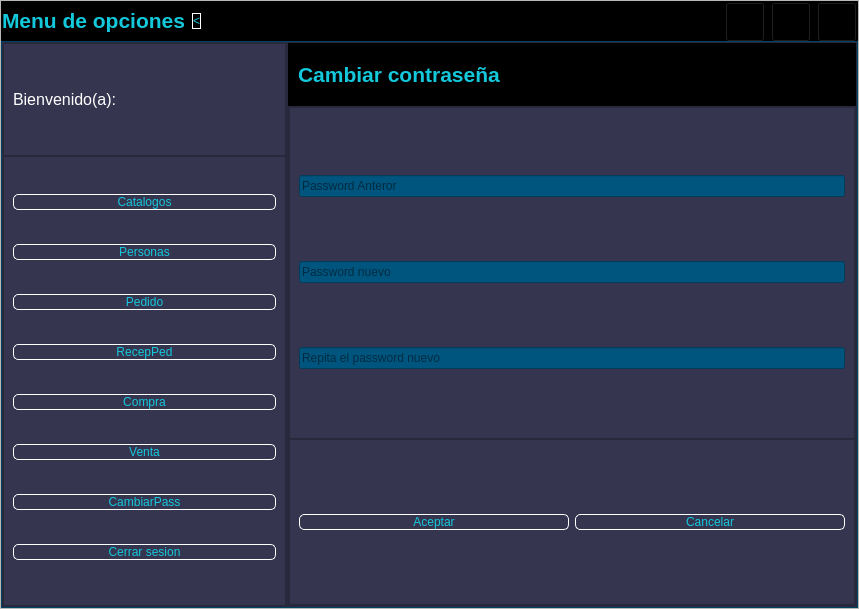
Old version of the form PracticaC4_1/Gui/ControlWindows.ui in the repository FaTeWendering/PracticaC4_1_admin_database.
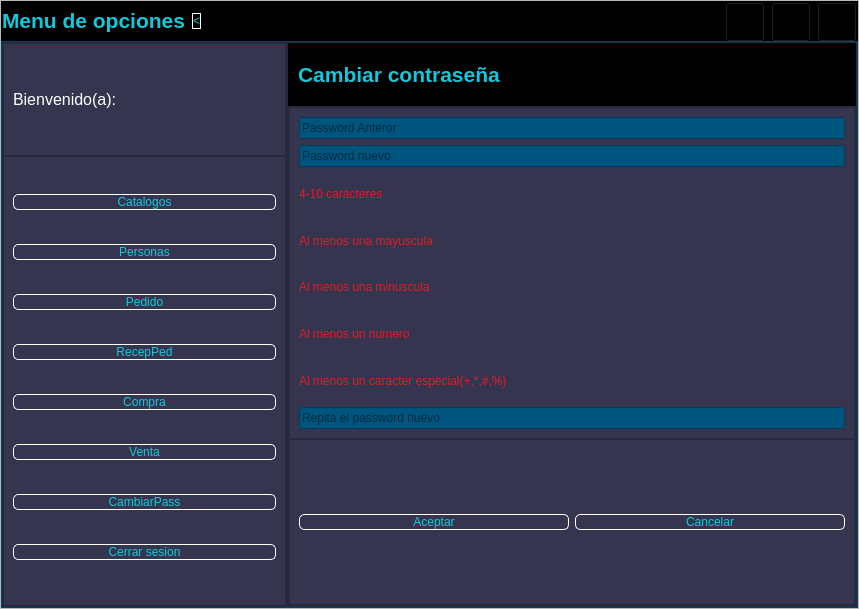
New version of the form. The open tabs and pages were chosen to show the change. Icons and pictures are not drawn.

The edit to the form file:
```diff
--- a/PracticaC4_1/Gui/ControlWindows.ui
+++ b/PracticaC4_1/Gui/ControlWindows.ui
@@ -1064,6 +1064,56 @@
                         </property>
                        </widget>
                       </item>
+                      <item>
+                       <widget class="QLabel" name="caracter">
+                        <property name="styleSheet">
+                         <string notr="true">color: rgb(224, 27, 36);</string>
+                        </property>
+                        <property name="text">
+                         <string>4-10 caracteres</string>
+                        </property>
+                       </widget>
+                      </item>
+                      <item>
+                       <widget class="QLabel" name="mayus">
+                        <property name="styleSheet">
+                         <string notr="true">color: rgb(224, 27, 36);</string>
+                        </property>
+                        <property name="text">
+                         <string>Al menos una mayuscula</string>
+                        </property>
+                       </widget>
+                      </item>
+                      <item>
+                       <widget class="QLabel" name="minus">
+                        <property name="styleSheet">
+                         <string notr="true">color:rgb(224, 27, 36)</string>
+                        </property>
+                        <property name="text">
+                         <string>Al menos una minuscula</string>
+                        </property>
+                       </widget>
+                      </item>
+                      <item>
+                       <widget class="QLabel" name="numer">
+                        <property name="styleSheet">
+                         <string notr="true">color: rgb(224, 27, 36);</string>
+                        </property>
+                        <property name="text">
+                         <string>Al menos un numero</string>
+                        </property>
+                       </widget>
+                      </item>
+                      <item>
+                       <widget class="QLabel" name="caracter_especial">
+                        <property name="styleSheet">
+                         <string notr="true">color: rgb(224, 27, 36);</string>
+                        </property>
+                        <property name="text">
+                         <string>Al menos un caracter especial(+,*,#,%)</string>
+                        </property>
+                       </widget>
+                      </item>
                       <item>
                        <widget class="QLineEdit" name="txt_pass_repetir">
                         <property name="placeholderText">
```
